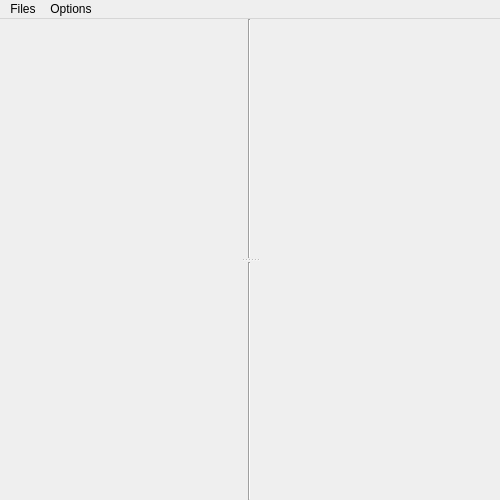
Above: tools/maya/cloth/dynEval/ud/dynEval.ui from snaress/studio before the change. Below: the same form after it.
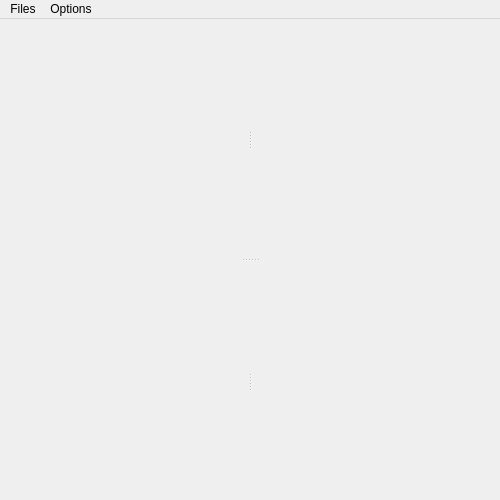
That is the form after the change.

Commit message: DynEval: Add cache file creation cmds

What changed in the file:
```diff
--- a/tools/maya/cloth/dynEval/ud/dynEval.ui
+++ b/tools/maya/cloth/dynEval/ud/dynEval.ui
@@ -22,71 +22,47 @@
      <number>0</number>
     </property>
     <item row="0" column="0">
-     <widget class="QSplitter" name="splitter">
+     <widget class="QSplitter" name="splitter_3">
       <property name="orientation">
        <enum>Qt::Vertical</enum>
       </property>
-      <widget class="QWidget" name="layoutWidget">
-       <layout class="QHBoxLayout" name="hlUp">
-        <property name="spacing">
-         <number>0</number>
-        </property>
-        <item>
+      <widget class="QSplitter" name="splitter_2">
+       <property name="orientation">
+        <enum>Qt::Horizontal</enum>
+       </property>
+       <widget class="QWidget" name="">
          <layout class="QVBoxLayout" name="vlSceneNodes">
           <property name="spacing">
            <number>0</number>
           </property>
          </layout>
-        </item>
-        <item>
-         <widget class="Line" name="line_3">
-          <property name="orientation">
-           <enum>Qt::Vertical</enum>
-          </property>
-         </widget>
-        </item>
-        <item>
+       </widget>
+       <widget class="QWidget" name="">
          <layout class="QVBoxLayout" name="vlNodeOptions">
           <property name="spacing">
            <number>0</number>
           </property>
          </layout>
-        </item>
-       </layout>
-      </widget>
-      <widget class="QWidget" name="layoutWidget">
-       <layout class="QHBoxLayout" name="hlDn">
-        <property name="spacing">
-         <number>0</number>
-        </property>
-        <property name="leftMargin">
-         <number>2</number>
-        </property>
-        <property name="rightMargin">
-         <number>2</number>
-        </property>
-        <item>
+       </widget>
+      </widget>
+      <widget class="QSplitter" name="splitter">
+       <property name="orientation">
+        <enum>Qt::Horizontal</enum>
+       </property>
+       <widget class="QWidget" name="">
          <layout class="QVBoxLayout" name="vlCaches">
           <property name="spacing">
            <number>0</number>
           </property>
          </layout>
-        </item>
-        <item>
-         <widget class="Line" name="line_2">
-          <property name="orientation">
-           <enum>Qt::Vertical</enum>
-          </property>
-         </widget>
-        </item>
-        <item>
+       </widget>
+       <widget class="QWidget" name="">
          <layout class="QVBoxLayout" name="vlCacheInfo">
           <property name="spacing">
            <number>0</number>
           </property>
          </layout>
-        </item>
-       </layout>
+       </widget>
       </widget>
      </widget>
     </item>
```
Left out of the diff: 9 changed lines with no effect on the pictures. Lines whose indentation alone changed are shown as unchanged. The commit also changes 11 other files.
